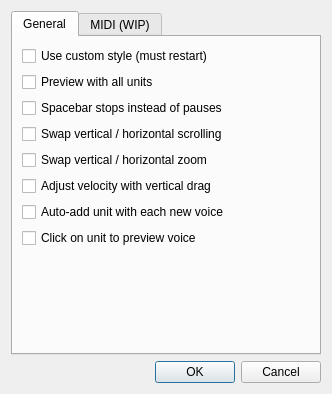
Old version of the form src/editor/SettingsDialog.ui in the repository yuxshao/ptcollab.
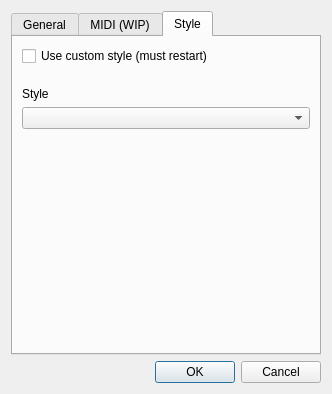
New version of the form. The open tabs and pages were chosen to show the change.

Commit message: Added Qt styling in settings menu

```diff
--- a/src/editor/SettingsDialog.ui
+++ b/src/editor/SettingsDialog.ui
@@ -139,6 +139,59 @@
        </item>
       </layout>
      </widget>
+     <widget class="QWidget" name="tab_3">
+      <attribute name="title">
+       <string>Style</string>
+      </attribute>
+      <layout class="QVBoxLayout" name="verticalLayout_2">
+       <item>
+        <widget class="QCheckBox" name="customStyleCheck">
+         <property name="text">
+          <string>Use custom style (must restart)</string>
+         </property>
+        </widget>
+       </item>
+       <item>
+        <spacer name="verticalSpacer_4">
+         <property name="orientation">
+          <enum>Qt::Vertical</enum>
+         </property>
+         <property name="sizeType">
+          <enum>QSizePolicy::Fixed</enum>
+         </property>
+         <property name="sizeHint" stdset="0">
+          <size>
+           <width>20</width>
+           <height>15</height>
+          </size>
+         </property>
+        </spacer>
+       </item>
+       <item>
+        <widget class="QLabel" name="label_2">
+         <property name="text">
+          <string>Style</string>
+         </property>
+        </widget>
+       </item>
+       <item>
+        <widget class="QComboBox" name="styleCombo"/>
+       </item>
+       <item>
+        <spacer name="verticalSpacer_3">
+         <property name="orientation">
+          <enum>Qt::Vertical</enum>
+         </property>
+         <property name="sizeHint" stdset="0">
+          <size>
+           <width>20</width>
+           <height>40</height>
+          </size>
+         </property>
+        </spacer>
+       </item>
+      </layout>
+     </widget>
     </widget>
    </item>
    <item>
```
Left out of the diff: 7 changed lines with no effect on the pictures. The commit also changes 4 other files.
